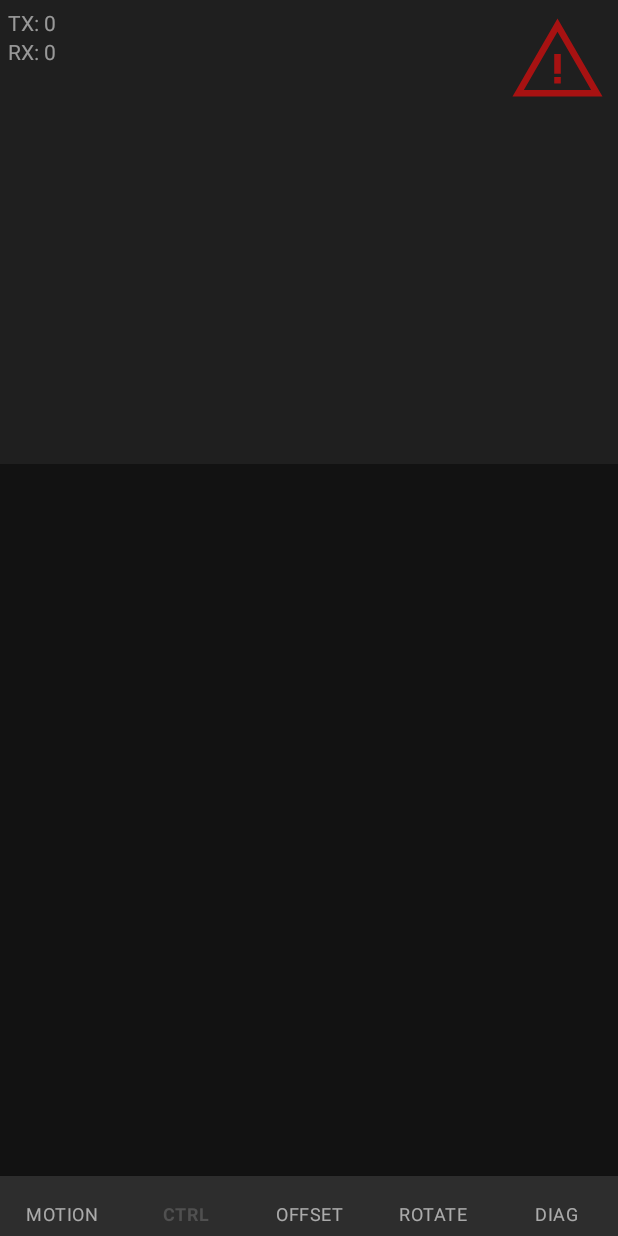
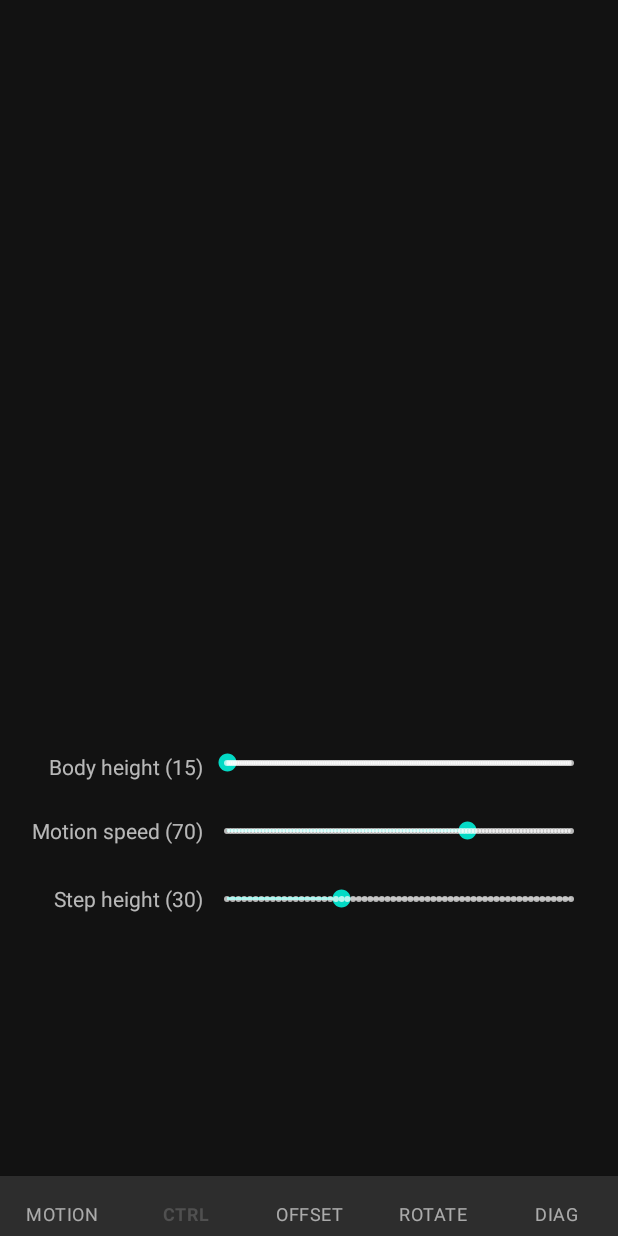
Before and after one commit to NeoProg2013/AIWM_hexapod, an Android app: the ControlActivity screen opened directly, with no data from a screen before it, item 2 of the bottom bar chosen, on a phone screen of 412 x 824 dp. Run offline under Robolectric (Android 15) with nearby library versions, the light colour scheme and no system bars.

Commit message:
Too much changes

```diff
--- a/software/AIWM/app/build.gradle
+++ b/software/AIWM/app/build.gradle
@@ -8,7 +8,7 @@ android {
 
     defaultConfig {
         applicationId "com.application.aiwm"
-        minSdk 21
+        minSdk 26
         targetSdk 32
         versionCode 1
         versionName "1.02.00"
--- a/software/AIWM/app/src/main/java/com/application/aiwm/ControlActivity.java
+++ b/software/AIWM/app/src/main/java/com/application/aiwm/ControlActivity.java
@@ -10,13 +10,19 @@ import android.util.Log;
 import android.view.MenuItem;
 import android.view.View;
 import android.widget.LinearLayout;
+import android.widget.SeekBar;
 import android.widget.TextView;
 
 import com.application.aiwm.joystick.CircleJoystick;
 import com.application.aiwm.joystick.SquareJoystick;
 import com.google.android.material.bottomnavigation.BottomNavigationView;
 
-public class ControlActivity extends AppCompatActivity implements BottomNavigationView.OnItemSelectedListener, View.OnClickListener {
+import org.w3c.dom.Text;
+
+public class ControlActivity extends AppCompatActivity implements
+        BottomNavigationView.OnItemSelectedListener,
+        View.OnClickListener,
+        SeekBar.OnSeekBarChangeListener {
 
     private ControlActivityViewModel m_viewModel = null;
     final private String[] m_systemErrors = {
@@ -70,6 +76,7 @@ public class ControlActivity extends AppCompatActivity implements BottomNavigati
         findViewById(R.id.motionLayout).setVisibility(View.VISIBLE);
         findViewById(R.id.offsetLayout).setVisibility(View.INVISIBLE);
         findViewById(R.id.rotateLayout).setVisibility(View.INVISIBLE);
+        findViewById(R.id.ctrlLayout).setVisibility(View.INVISIBLE);
         findViewById(R.id.diagLayout).setVisibility(View.INVISIBLE);
 
         //
@@ -77,54 +84,41 @@ public class ControlActivity extends AppCompatActivity implements BottomNavigati
         //
         SquareJoystick joystickMotion = findViewById(R.id.joystickMotion);
         joystickMotion.setRange(-1000, 1000, -110, 110);
-        joystickMotion.m_x.observe(this, v -> {
-            ((TextView)findViewById(R.id.motionTextViewX)).setText(v.toString());
-            m_viewModel.swlp.setCurvature(v);
-        });
-        joystickMotion.m_y.observe(this, v -> {
-            ((TextView)findViewById(R.id.motionTextViewY)).setText(v.toString());
-            m_viewModel.swlp.setDistance(v);
-        });
+        joystickMotion.m_x.observe(this, v -> m_viewModel.swlp.setCurvature(Math.round(v)));
+        joystickMotion.m_y.observe(this, v -> m_viewModel.swlp.setDistance(Math.round(v)));
         joystickMotion.setResetAfterMove(true);
 
         //
         // OFFSET
         //
         findViewById(R.id.buttonOffsetReset).setOnClickListener(this);
-
         SquareJoystick joystickOffset = findViewById(R.id.joystickOffset);
         joystickOffset.setRange(-150, 150, -150, 150);
-        joystickOffset.m_x.observe(this, v -> {
-            ((TextView)findViewById(R.id.offsetTextViewX)).setText(v.toString());
-            //m_viewModel.swlp.setCurvature(v);
-        });
-        joystickOffset.m_y.observe(this, v -> {
-            ((TextView)findViewById(R.id.offsetTextViewY)).setText(v.toString());
-            //m_viewModel.swlp.setDistance(v);
-        });
+        joystickOffset.m_x.observe(this, v -> m_viewModel.swlp.setSurfacePointX(Math.round(v)));
+        joystickOffset.m_y.observe(this, v -> m_viewModel.swlp.setSurfacePointZ(Math.round(v)));
         joystickOffset.setResetAfterMove(false);
 
         //
         // ROTATE
         //
         findViewById(R.id.buttonRotateReset).setOnClickListener(this);
-
         CircleJoystick joystickRotate = findViewById(R.id.joystickRotate);
         joystickRotate.setRange(-15, 15, -15, 15);
-        joystickRotate.m_x.observe(this, v -> {
-            ((TextView)findViewById(R.id.rotateTextViewX)).setText(v.toString());
-            //m_viewModel.swlp.setCurvature(v);
-        });
-        joystickRotate.m_y.observe(this, v -> {
-            ((TextView)findViewById(R.id.rotateTextViewY)).setText(v.toString());
-            //m_viewModel.swlp.setDistance(v);
-        });
+        joystickRotate.m_x.observe(this, v -> m_viewModel.swlp.setSurfaceRotateX(Math.round(v)));
+        joystickRotate.m_y.observe(this, v -> m_viewModel.swlp.setSurfaceRotateZ(Math.round(v)));
         joystickRotate.setResetAfterMove(false);
 
         //
         // DIAG
         //
         findViewById(R.id.buttonDiagUpdate).setOnClickListener(this);
+
+        //
+        // CTRL
+        //
+        ((SeekBar)findViewById(R.id.seekBarCtrlBodyHeight)).setOnSeekBarChangeListener(this);
+        ((SeekBar)findViewById(R.id.seekBarCtrlMotionSpeed)).setOnSeekBarChangeListener(this);
+        ((SeekBar)findViewById(R.id.seekBarCtrlStepHeight)).setOnSeekBarChangeListener(this);
     }
 
     @Override public boolean onOptionsItemSelected(@NonNull MenuItem item) {
@@ -153,25 +147,8 @@ public class ControlActivity extends AppCompatActivity implements BottomNavigati
         findViewById(R.id.motionLayout).setVisibility(item.getItemId() == R.id.menuMotion ? View.VISIBLE : View.INVISIBLE);
         findViewById(R.id.offsetLayout).setVisibility(item.getItemId() == R.id.menuOffet  ? View.VISIBLE : View.INVISIBLE);
         findViewById(R.id.rotateLayout).setVisibility(item.getItemId() == R.id.menuRotate ? View.VISIBLE : View.INVISIBLE);
+        findViewById(R.id.ctrlLayout)  .setVisibility(item.getItemId() == R.id.menuCtrl   ? View.VISIBLE : View.INVISIBLE);
         findViewById(R.id.diagLayout)  .setVisibility(item.getItemId() == R.id.menuDiag   ? View.VISIBLE : View.INVISIBLE);
-
-            //fm.beginTransaction().replace(R.id.controlFragmentContainerView, m_motionFragment).commit();
-        /*}
-        if (item.getItemId() == R.id.menuCtrl) {
-            //fm.beginTransaction().replace(R.id.controlFragmentContainerView, m_ctrlFragment).commit();
-        }
-        if (item.getItemId() == R.id.menuOffet) {
-            findViewById(R.id.motionLayout).setVisibility(View.INVISIBLE);
-            findViewById(R.id.offsetLayout).setVisibility(View.VISIBLE);
-            findViewById(R.id.rotateLayout).setVisibility(View.INVISIBLE);
-            //fm.beginTransaction().replace(R.id.controlFragmentContainerView, m_offsetFragment).commit();
-        }
-        if (item.getItemId() == R.id.menuRotate) {
-            //fm.beginTransaction().replace(R.id.controlFragmentContainerView, m_rotateFragment).commit();
-        }
-        if (item.getItemId() == R.id.menuDiag) {
-            //fm.beginTransaction().replace(R.id.controlFragmentContainerView, m_diagFragment).commit();
-        }*/
         return true;
     }
 
@@ -213,4 +190,21 @@ public class ControlActivity extends AppCompatActivity implements BottomNavigati
             }
         }
     }
+
+    @Override public void onProgressChanged(SeekBar seekBar, int i, boolean b) {
+        if (seekBar.getId() == R.id.seekBarCtrlBodyHeight) {
+            ((TextView)findViewById(R.id.textViewCtrlBodyHeight)).setText("Body height (" + i + ")");
+            m_viewModel.swlp.setSurfacePointY(i);
+        }
+        else if (seekBar.getId() == R.id.seekBarCtrlMotionSpeed) {
+            ((TextView)findViewById(R.id.textViewCtrlMotionSpeed)).setText("Motion speed (" + i + ")");
+            m_viewModel.swlp.setMotionSpeed(i);
+        }
+        else if (seekBar.getId() == R.id.seekBarCtrlStepHeight) {
+            ((TextView)findViewById(R.id.textViewCtrlStepHeight)).setText("Step height (" + i + ")");
+            m_viewModel.swlp.setStepHeight(i);
+        }
+    }
+    @Override public void onStartTrackingTouch(SeekBar seekBar) {}
+    @Override public void onStopTrackingTouch(SeekBar seekBar) {}
 }
--- a/software/AIWM/app/src/main/java/com/application/aiwm/swlp/Swlp.java
+++ b/software/AIWM/app/src/main/java/com/application/aiwm/swlp/Swlp.java
@@ -26,6 +26,7 @@ public class Swlp {
     // Request
     volatile private int m_curvature = 0;
     volatile private int m_distance = 0;
+    volatile private int m_speed = 0;
     volatile private int m_stepHeight = 0;
     volatile private int m_motionCtrl = 0;
     volatile private int m_surfacePointX = 0;
@@ -36,18 +37,34 @@ public class Swlp {
     volatile private int m_surfaceRotateZ = 0;
 
 
-    public void setCurvature(float v) {
-        m_curvature = Math.round(v);
+    public void setCurvature(int v) {
+        m_curvature = v;
     }
-    public void setDistance(float v) {
-        m_distance = Math.round(v);
+    public void setDistance(int v) {
+        m_distance = v;
     }
-    public void setStepHeight(float v) {
-        m_stepHeight = Math.round(v);
+    public void setMotionSpeed(int v) {
+        m_speed = v;
     }
-    public void setSurfacePointY(float v) {
-        m_surfacePointY = Math.round(v);
+    public void setStepHeight(int v) {
+        m_stepHeight = v;
     }
+    public void setSurfacePointX(int v) {
+        m_surfacePointX = v;
+    }
+    public void setSurfacePointY(int v) {
+        m_surfacePointY = v;
+    }
+    public void setSurfacePointZ(int v) {
+        m_surfacePointZ = v;
+    }
+    public void setSurfaceRotateX(int v) {
+        m_surfaceRotateX = v;
+    }
+    public void setSurfaceRotateZ(int v) {
+        m_surfaceRotateZ = v;
+    }
+
 
     public MutableLiveData<Integer> getRxPacketsCounter() { return m_rxCountLive; }
     public MutableLiveData<Integer> getTxPacketsCounter() { return m_txCountLive; }
@@ -100,25 +117,38 @@ public class Swlp {
 
                 byte[] frame = new byte[32];
                 // Start mark (0xAABBCCDD)
-                frame[0] = (byte)0xDD;
-                frame[1] = (byte)0xCC;
-                frame[2] = (byte)0xBB;
-                frame[3] = (byte)0xAA;
+                frame[0]  = (byte)0xDD;
+                frame[1]  = (byte)0xCC;
+                frame[2]  = (byte)0xBB;
+                frame[3]  = (byte)0xAA;
                 // Version (0x04)
-                frame[4] = (byte)0x04;
+                frame[4]  = (byte)0x04;
                 // swlp_request_t
-                frame[5] = 0;
-                frame[6] = (byte)((m_curvature >> 0) & 0xFF);
-                frame[7] = (byte)((m_curvature >> 8) & 0xFF);
-                frame[8] = (byte)(m_distance & 0xFF);
-                frame[9] = (byte)(m_stepHeight & 0xFF);
-                frame[10] = 0; // motion_ctrl
-                frame[11] = 0;
-                frame[12] = 0; // surface_point_x
-                frame[13] = 0;
-                frame[14] = (byte)((m_surfacePointY >> 0) & 0xFF); // surface_point_y
+                frame[5]  = (byte)(m_speed & 0xFF);
+                frame[6]  = (byte)((m_curvature >> 0) & 0xFF);
+                frame[7]  = (byte)((m_curvature >> 8) & 0xFF);
+                frame[8]  = (byte)(m_distance & 0xFF);
+                frame[9]  = (byte)(m_stepHeight & 0xFF);
+                frame[10] = (byte)((m_motionCtrl >> 0) & 0xFF);
+                frame[11] = (byte)((m_motionCtrl >> 8) & 0xFF);
+                frame[12] = (byte)((m_surfacePointX >> 0) & 0xFF);
+                frame[13] = (byte)((m_surfacePointX >> 8) & 0xFF);
+                frame[14] = (byte)((m_surfacePointY >> 0) & 0xFF);
                 frame[15] = (byte)((m_surfacePointY >> 8) & 0xFF);
-
+                frame[16] = (byte)((m_surfacePointZ >> 0) & 0xFF);
+                frame[17] = (byte)((m_surfacePointZ >> 8) & 0xFF);
+                frame[18] = (byte)((m_surfaceRotateX >> 0) & 0xFF);
+                frame[19] = (byte)((m_surfaceRotateX >> 8) & 0xFF);
+                frame[20] = (byte)((m_surfaceRotateY >> 0) & 0xFF);
+                frame[21] = (byte)((m_surfaceRotateY >> 8) & 0xFF);
+                frame[22] = (byte)((m_surfaceRotateZ >> 0) & 0xFF);
+                frame[23] = (byte)((m_surfaceRotateZ >> 8) & 0xFF);
+                frame[24] = 0; // reserved 0
+                frame[25] = 0; // reserved 1
+                frame[26] = 0; // reserved 2
+                frame[27] = 0; // reserved 3
+                frame[28] = 0; // reserved 4
+                frame[29] = 0; // reserved 5
                 int crc = calculateChecksum(frame);
                 frame[30] = (byte)((crc >> 0) & 0xFF);
                 frame[31] = (byte)((crc >> 8) & 0xFF);
--- a/software/AIWM/app/src/main/res/layout/activity_control.xml
+++ b/software/AIWM/app/src/main/res/layout/activity_control.xml
@@ -7,13 +7,113 @@
     tools:context=".ControlActivity">
 
     <androidx.constraintlayout.widget.ConstraintLayout
+        android:id="@+id/ctrlLayout"
+        android:layout_width="match_parent"
+        android:layout_height="280dp"
+        android:layout_marginStart="15dp"
+        android:layout_marginEnd="15dp"
+        android:layout_marginBottom="15dp"
+        android:visibility="visible"
+        app:layout_constraintBottom_toTopOf="@+id/bottomNavigationView"
+        app:layout_constraintEnd_toEndOf="parent"
+        app:layout_constraintStart_toStartOf="parent">
+
+        <ScrollView
+            android:layout_width="match_parent"
+            android:layout_height="match_parent">
+
+            <LinearLayout
+                android:layout_width="match_parent"
+                android:layout_height="wrap_content"
+                android:orientation="vertical" >
+
+                <LinearLayout
+                    android:layout_width="match_parent"
+                    android:layout_height="match_parent"
+                    android:orientation="horizontal">
+
+                    <TextView
+                        android:id="@+id/textViewCtrlBodyHeight"
+                        android:layout_width="120dp"
+                        android:layout_height="match_parent"
+                        android:layout_marginTop="5dp"
+                        android:gravity="center_vertical"
+                        android:text="Body height (15)"
+                        android:textAlignment="viewEnd" />
+
+                    <SeekBar
+                        android:id="@+id/seekBarCtrlBodyHeight"
+                        style="@style/Widget.AppCompat.SeekBar.Discrete"
+                        android:layout_width="match_parent"
+                        android:layout_height="40dp"
+                        android:max="150"
+                        android:min="15"
+                        android:progress="15" />
+                </LinearLayout>
+
+                <LinearLayout
+                    android:layout_marginTop="5dp"
+                    android:layout_width="match_parent"
+                    android:layout_height="match_parent"
+                    android:orientation="horizontal">
+
+                    <TextView
+                        android:id="@+id/textViewCtrlMotionSpeed"
+                        android:layout_width="120dp"
+                        android:layout_height="match_parent"
+                        android:gravity="center_vertical"
+                        android:text="Motion speed (70)"
+                        android:textAlignment="viewEnd" />
+
+                    <SeekBar
+                        android:id="@+id/seekBarCtrlMotionSpeed"
+                        style="@style/Widget.AppCompat.SeekBar.Discrete"
+                        android:layout_width="match_parent"
+                        android:layout_height="40dp"
+                        android:max="100"
+                        android:min="0"
+                        android:progress="70" />
+
+                </LinearLayout>
+
+                <LinearLayout
+                    android:layout_marginTop="5dp"
+                    android:layout_width="match_parent"
+                    android:layout_height="match_parent"
+                    android:orientation="horizontal">
+
+                    <TextView
+                        android:id="@+id/textViewCtrlStepHeight"
+                        android:layout_width="120dp"
+                        android:layout_height="match_parent"
+                        android:gravity="center_vertical"
+                        android:text="Step height (30)"
+                        android:textAlignment="viewEnd" />
+
+                    <SeekBar
+                        android:id="@+id/seekBarCtrlStepHeight"
+                        style="@style/Widget.AppCompat.SeekBar.Discrete"
+                        android:layout_width="match_parent"
+                        android:layout_height="40dp"
+                        android:max="60"
+                        android:min="15"
+                        android:progress="30" />
+
+                </LinearLayout>
+
+            </LinearLayout>
+        </ScrollView>
+
+    </androidx.constraintlayout.widget.ConstraintLayout>
+
+    <androidx.constraintlayout.widget.ConstraintLayout
         android:id="@+id/diagLayout"
         android:layout_width="match_parent"
         android:layout_height="280dp"
         android:layout_marginStart="15dp"
         android:layout_marginEnd="15dp"
         android:layout_marginBottom="15dp"
-        android:visibility="visible"
+        android:visibility="gone"
         app:layout_constraintBottom_toTopOf="@+id/bottomNavigationView"
         app:layout_constraintEnd_toEndOf="parent"
         app:layout_constraintStart_toStartOf="parent">
@@ -90,12 +190,13 @@
         android:layout_marginStart="15dp"
         android:layout_marginEnd="15dp"
         android:layout_marginBottom="15dp"
-        android:visibility="invisible"
+        android:visibility="gone"
         app:layout_constraintBottom_toTopOf="@+id/bottomNavigationView"
         app:layout_constraintEnd_toEndOf="parent"
         app:layout_constraintStart_toStartOf="parent">
 
         <LinearLayout
+            android:id="@+id/linearLayout"
             android:layout_width="0dp"
             android:layout_height="0dp"
             android:orientation="vertical"
@@ -111,24 +212,6 @@
                 android:layout_marginStart="10dp"
                 android:text="RST" />
         </LinearLayout>
-
-        <TextView
-            android:id="@+id/rotateTextViewX"
-            android:layout_width="wrap_content"
-            android:layout_height="wrap_content"
-            android:layout_marginBottom="5dp"
-            android:text="0"
-            app:layout_constraintBottom_toTopOf="@+id/joystickRotate"
-            app:layout_constraintStart_toStartOf="@+id/joystickRotate" />
-
-        <TextView
-            android:id="@+id/rotateTextViewY"
-            android:layout_width="wrap_content"
-            android:layout_height="wrap_content"
-            android:layout_marginBottom="5dp"
-            android:text="0"
-            app:layout_constraintBottom_toTopOf="@+id/joystickRotate"
-            app:layout_constraintEnd_toEndOf="@+id/joystickRotate" />
 
         <com.application.aiwm.joystick.CircleJoystick
             android:id="@+id/joystickRotate"
@@ -156,12 +239,13 @@
         android:layout_marginStart="15dp"
         android:layout_marginEnd="15dp"
         android:layout_marginBottom="15dp"
-        android:visibility="invisible"
+        android:visibility="gone"
         app:layout_constraintBottom_toTopOf="@+id/bottomNavigationView"
         app:layout_constraintEnd_toEndOf="parent"
         app:layout_constraintStart_toStartOf="parent">
 
         <LinearLayout
+            android:id="@+id/linearLayout2"
             android:layout_width="0dp"
             android:layout_height="0dp"
             android:orientation="vertical"
@@ -177,24 +261,6 @@
                 android:layout_marginStart="10dp"
                 android:text="RST" />
         </LinearLayout>
-
-        <TextView
-            android:id="@+id/offsetTextViewX"
-            android:layout_width="wrap_content"
-            android:layout_height="wrap_content"
-            android:layout_marginBottom="5dp"
-            android:text="0"
-            app:layout_constraintBottom_toTopOf="@+id/joystickOffset"
-            app:layout_constraintStart_toStartOf="@+id/joystickOffset" />
-
-        <TextView
-            android:id="@+id/offsetTextViewY"
-            android:layout_width="wrap_content"
-            android:layout_height="wrap_content"
-            android:layout_marginBottom="5dp"
-            android:text="0"
-            app:layout_constraintBottom_toTopOf="@+id/joystickOffset"
-            app:layout_constraintEnd_toEndOf="@+id/joystickOffset" />
 
         <com.application.aiwm.joystick.SquareJoystick
             android:id="@+id/joystickOffset"
@@ -222,28 +288,10 @@
         android:layout_marginStart="15dp"
         android:layout_marginEnd="15dp"
         android:layout_marginBottom="15dp"
-        android:visibility="invisible"
+        android:visibility="gone"
         app:layout_constraintBottom_toTopOf="@+id/bottomNavigationView"
         app:layout_constraintEnd_toEndOf="parent"
         app:layout_constraintStart_toStartOf="parent">
-
-        <TextView
-            android:id="@+id/motionTextViewX"
-            android:layout_width="wrap_content"
-            android:layout_height="wrap_content"
-            android:layout_marginBottom="5dp"
-            android:text="0"
-            app:layout_constraintBottom_toTopOf="@+id/joystickMotion"
-            app:layout_constraintStart_toStartOf="@+id/joystickMotion" />
-
-        <TextView
-            android:id="@+id/motionTextViewY"
-            android:layout_width="wrap_content"
-            android:layout_height="wrap_content"
-            android:layout_marginBottom="5dp"
-            android:text="0"
-            app:layout_constraintBottom_toTopOf="@+id/joystickMotion"
-            app:layout_constraintEnd_toEndOf="@+id/joystickMotion" />
 
         <com.application.aiwm.joystick.SquareJoystick
             android:id="@+id/joystickMotion"
@@ -304,7 +352,7 @@
         android:layout_width="0dp"
         android:layout_height="0dp"
         android:layout_marginBottom="15dp"
-        android:visibility="visible"
+        android:visibility="gone"
         app:layout_constraintBottom_toTopOf="@+id/motionLayout"
         app:layout_constraintEnd_toEndOf="parent"
         app:layout_constraintStart_toStartOf="parent"
```
